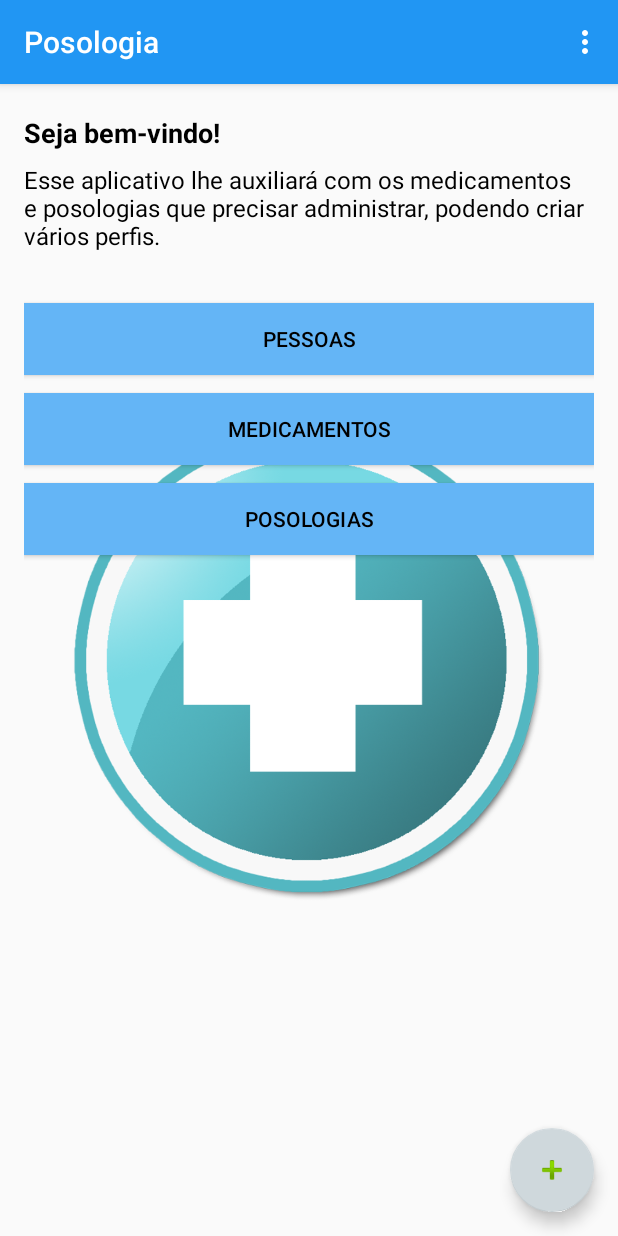
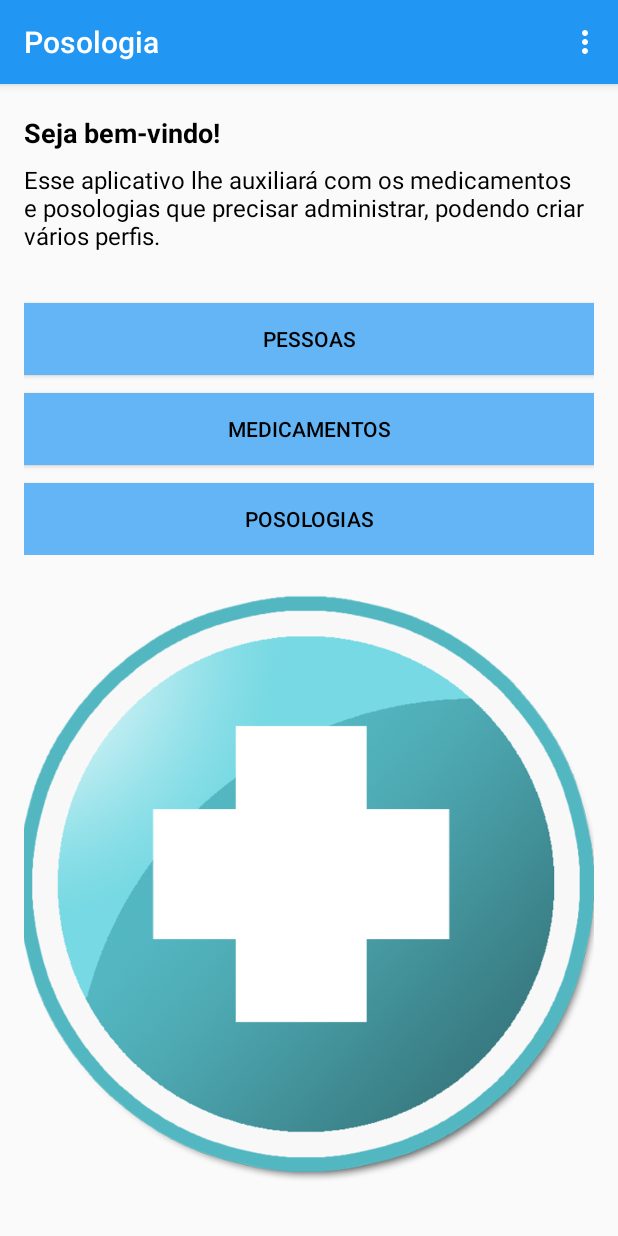
Before and after one commit to mauro-santos/Posologia, an Android app: the screen it shows after launch (MainActivity), on a phone screen of 412 x 824 dp. Run offline under Robolectric (Android 15) with nearby library versions, the phone set to English and light mode, and no system bars.

Commit message:
- Alterações com style e actibity_main mais enxuta.

```diff
--- a/app/src/main/AndroidManifest.xml
+++ b/app/src/main/AndroidManifest.xml
@@ -10,8 +10,7 @@
         android:theme="@style/AppTheme">
         <activity
             android:name=".MainActivity"
-            android:label="@string/app_name"
-            android:theme="@style/AppTheme.NoActionBar">
+            android:label="@string/app_name">
             <intent-filter>
                 <action android:name="android.intent.action.MAIN" />
 
--- a/app/src/main/java/br/com/maurosantos/android/posologia/MainActivity.java
+++ b/app/src/main/java/br/com/maurosantos/android/posologia/MainActivity.java
@@ -3,10 +3,7 @@ package br.com.maurosantos.android.posologia;
 import android.content.Intent;
 import android.database.SQLException;
 import android.os.Bundle;
-import android.support.design.widget.FloatingActionButton;
-import android.support.design.widget.Snackbar;
 import android.support.v7.app.AppCompatActivity;
-import android.support.v7.widget.Toolbar;
 import android.view.View;
 import android.view.Menu;
 import android.view.MenuItem;
@@ -31,18 +28,6 @@ public class MainActivity extends AppCompatActivity implements View.OnClickListe
         btnPessoa = (Button) findViewById(R.id.btnPessoa);
         btnMedicamento = (Button) findViewById(R.id.btnMedicamento);
         btnPosologia = (Button) findViewById(R.id.btnPosologia);
-
-        Toolbar toolbar = (Toolbar) findViewById(R.id.toolbar);
-        setSupportActionBar(toolbar);
-
-        FloatingActionButton fab = (FloatingActionButton) findViewById(R.id.btnMenu);
-        fab.setOnClickListener(new View.OnClickListener() {
-            @Override
-            public void onClick(View view) {
-                Snackbar.make(view, "Replace with your own action", Snackbar.LENGTH_LONG)
-                        .setAction("Action", null).show();
-            }
-        });
 
         btnPessoa.setOnClickListener(this);
         btnMedicamento.setOnClickListener(this);
--- a/app/src/main/res/layout/activity_main.xml
+++ b/app/src/main/res/layout/activity_main.xml
@@ -1,30 +1,47 @@
 <?xml version="1.0" encoding="utf-8"?>
-<android.support.design.widget.CoordinatorLayout xmlns:android="http://schemas.android.com/apk/res/android"
-    xmlns:app="http://schemas.android.com/apk/res-auto"
+<LinearLayout xmlns:android="http://schemas.android.com/apk/res/android"
     xmlns:tools="http://schemas.android.com/tools"
+    android:id="@+id/activity_main"
     android:layout_width="match_parent"
     android:layout_height="match_parent"
-    android:fitsSystemWindows="true"
+    android:orientation="vertical"
+    android:paddingBottom="@dimen/activity_vertical_margin"
+    android:paddingLeft="@dimen/activity_horizontal_margin"
+    android:paddingRight="@dimen/activity_horizontal_margin"
+    android:paddingTop="@dimen/activity_vertical_margin"
     tools:context="br.com.maurosantos.android.posologia.MainActivity">
 
-    <android.support.design.widget.AppBarLayout
-        android:layout_width="match_parent"
-        android:layout_height="wrap_content"
-        android:theme="@style/AppTheme.AppBarOverlay">
+    <TextView
+        android:id="@+id/homeHeader"
+        style="@style/HomeHeader" />
 
-        <android.support.v7.widget.Toolbar
-            android:id="@+id/toolbar"
-            android:layout_width="match_parent"
-            android:layout_height="?attr/actionBarSize"
-            android:background="?attr/colorPrimary"
-            app:popupTheme="@style/AppTheme.PopupOverlay" />
+    <TextView
+        android:id="@+id/homeBody"
+        style="@style/HomeBody" />
 
-    </android.support.design.widget.AppBarLayout>
+    <LinearLayout
+        android:id="@+id/homeLnlButtons"
+        style="@style/HomeLnlButtons">
 
-    <include layout="@layout/content_main" />
+        <Button
+            android:id="@+id/btnPessoa"
+            style="@style/BtnHome"
+            android:text="@string/btn_pessoas" />
 
-    <android.support.design.widget.FloatingActionButton
-        android:id="@+id/btnMenu"
-        style="@style/BtnMenu" />
+        <Button
+            android:id="@+id/btnMedicamento"
+            style="@style/BtnHome"
+            android:text="@string/btn_medicamentos" />
 
-</android.support.design.widget.CoordinatorLayout>
+        <Button
+            android:id="@+id/btnPosologia"
+            style="@style/BtnHome"
+            android:text="@string/btn_posologias" />
+
+    </LinearLayout>
+
+    <ImageView
+        android:id="@+id/homeImage"
+        style="@style/HomeImage" />
+
+</LinearLayout>
--- a/app/src/main/res/layout/content_main.xml
+++ /dev/null
@@ -1,48 +0,0 @@
-<?xml version="1.0" encoding="utf-8"?>
-
-<RelativeLayout xmlns:android="http://schemas.android.com/apk/res/android"
-    xmlns:app="http://schemas.android.com/apk/res-auto"
-    xmlns:tools="http://schemas.android.com/tools"
-    android:layout_width="match_parent"
-    android:layout_height="match_parent"
-    android:orientation="vertical"
-    android:paddingBottom="@dimen/activity_vertical_margin"
-    android:paddingLeft="@dimen/activity_horizontal_margin"
-    android:paddingRight="@dimen/activity_horizontal_margin"
-    android:paddingTop="@dimen/activity_vertical_margin"
-    app:layout_behavior="@string/appbar_scrolling_view_behavior"
-    tools:context="br.com.maurosantos.android.posologia.MainActivity"
-    tools:showIn="@layout/activity_main">
-
-    <ImageView
-        android:id="@+id/homeImage"
-        style="@style/HomeImage" />
-
-    <TextView
-        android:id="@+id/homeHeader"
-        style="@style/HomeHeader" />
-
-    <TextView
-        android:id="@+id/homeBody"
-        style="@style/HomeBody" />
-
-    <LinearLayout
-        android:id="@+id/homeButtons"
-        style="@style/HomeButtons">
-
-        <Button
-            android:id="@+id/btnPessoa"
-            style="@style/BtnHome"
-            android:text="@string/btn_pessoas" />
-
-        <Button
-            android:id="@+id/btnMedicamento"
-            style="@style/BtnHome"
-            android:text="@string/btn_medicamentos" />
-
-        <Button
-            android:id="@+id/btnPosologia"
-            style="@style/BtnHome"
-            android:text="@string/btn_posologias" />
-    </LinearLayout>
-</RelativeLayout>
--- a/app/src/main/res/menu/menu_main.xml
+++ b/app/src/main/res/menu/menu_main.xml
@@ -1,9 +1,9 @@
 <?xml version="1.0" encoding="utf-8"?>
-
 <menu xmlns:android="http://schemas.android.com/apk/res/android"
     xmlns:app="http://schemas.android.com/apk/res-auto"
     xmlns:tools="http://schemas.android.com/tools"
     tools:context="br.com.maurosantos.android.posologia.MainActivity">
+
     <item
         android:id="@+id/action_settings"
         android:orderInCategory="100"
@@ -15,4 +15,5 @@
         android:orderInCategory="100"
         android:title="@string/action_about"
         app:showAsAction="never" />
+
 </menu>
--- a/app/src/main/res/menu/menu_pessoa_new.xml
+++ b/app/src/main/res/menu/menu_pessoa_new.xml
@@ -1,5 +1,4 @@
 <?xml version="1.0" encoding="utf-8"?>
-
 <menu xmlns:android="http://schemas.android.com/apk/res/android"
     xmlns:app="http://schemas.android.com/apk/res-auto"
     xmlns:tools="http://schemas.android.com/tools"
@@ -17,4 +16,5 @@
         android:title="@string/lbl_excluir"
         android:visible="false"
         app:showAsAction="never" />
+
 </menu>
--- a/app/src/main/res/values/styles.xml
+++ b/app/src/main/res/values/styles.xml
@@ -1,5 +1,4 @@
 <resources>
-
     <!-- Base application theme. -->
     <style name="AppTheme" parent="Theme.AppCompat.Light.DarkActionBar">
         <!-- Customize your theme here. -->
@@ -13,30 +12,18 @@
         <item name="android:navigationBarColor">@color/colorPrimary</item>
     </style>
 
-    <style name="AppTheme.NoActionBar">
-        <item name="windowActionBar">false</item>
-        <item name="windowNoTitle">true</item>
-    </style>
-
-    <style name="AppTheme.AppBarOverlay" parent="ThemeOverlay.AppCompat.Dark.ActionBar" />
-
-    <style name="AppTheme.PopupOverlay" parent="ThemeOverlay.AppCompat.Light" />
-
     <!-- Style for HomeImage -->
     <style name="HomeImage">
         <item name="android:layout_width">match_parent</item>
         <item name="android:layout_height">match_parent</item>
-        <item name="android:layout_alignParentTop">true</item>
-        <item name="android:layout_alignParentLeft">true</item>
-        <item name="android:layout_alignParentStart">true</item>
         <item name="android:src">@drawable/medicamentos</item>
+        <item name="android:scaleType">centerCrop</item>
     </style>
 
     <!-- Style for HomeHeader -->
     <style name="HomeHeader">
         <item name="android:layout_width">match_parent</item>
         <item name="android:layout_height">wrap_content</item>
-        <item name="android:gravity">center_vertical</item>
         <item name="android:textSize">18sp</item>
         <item name="android:layout_marginBottom">8dp</item>
         <item name="android:layout_marginTop">4dp</item>
@@ -51,19 +38,16 @@
     <style name="HomeBody">
         <item name="android:layout_width">match_parent</item>
         <item name="android:layout_height">wrap_content</item>
-        <item name="android:gravity">center_vertical</item>
         <item name="android:textSize">16sp</item>
         <item name="android:layout_marginBottom">22dp</item>
         <item name="android:textColor">@android:color/black</item>
-        <item name="android:layout_below">@id/homeHeader</item>
         <item name="android:text">@string/home_body</item>
     </style>
 
-    <!-- Style for HomeButtons -->
-    <style name="HomeButtons">
-        <item name="android:layout_below">@id/homeBody</item>
+    <!-- Style for HomeLnlButtons -->
+    <style name="HomeLnlButtons">
         <item name="android:layout_width">match_parent</item>
-        <item name="android:layout_height">match_parent</item>
+        <item name="android:layout_height">wrap_content</item>
         <item name="android:orientation">vertical</item>
     </style>
 
@@ -80,9 +64,71 @@
     <style name="BtnMenu">
         <item name="android:layout_width">wrap_content</item>
         <item name="android:layout_height">wrap_content</item>
-        <item name="android:layout_gravity">bottom|end</item>
-        <item name="android:layout_margin">@dimen/btn_menu_margin</item>
         <item name="android:src">@android:drawable/ic_input_add</item>
     </style>
 
+    <!-- Style for LnlFiltro -->
+    <style name="LnlFiltro">
+        <item name="android:layout_width">match_parent</item>
+        <item name="android:layout_height">wrap_content</item>
+        <item name="android:orientation">horizontal</item>
+    </style>
+
+    <!-- Style for Input Filtro -->
+    <style name="EdtFiltro">
+        <item name="android:layout_width">wrap_content</item>
+        <item name="android:layout_height">wrap_content</item>
+        <item name="android:layout_weight">1</item>
+        <item name="android:ems">10</item>
+        <item name="android:hint">@string/hint_filtro</item>
+        <item name="android:inputType">textPersonName</item>
+    </style>
+
+    <!-- Style for ListView -->
+    <style name="LstView">
+        <item name="android:layout_width">match_parent</item>
+        <item name="android:layout_height">match_parent</item>
+        <item name="android:layout_marginTop">11dp</item>
+    </style>
+
+    <!-- Style for LnlCampoForm -->
+    <style name="LnlCampoForm">
+        <item name="android:layout_width">match_parent</item>
+        <item name="android:layout_height">wrap_content</item>
+        <item name="android:orientation">vertical</item>
+    </style>
+
+    <!-- Style for TxtForm -->
+    <style name="TxtForm">
+        <item name="android:layout_width">match_parent</item>
+        <item name="android:layout_height">wrap_content</item>
+    </style>
+
+    <!-- Style for EdtForm -->
+    <style name="EdtForm">
+        <item name="android:layout_width">match_parent</item>
+        <item name="android:layout_height">wrap_content</item>
+        <item name="android:inputType">textPersonName</item>
+    </style>
+
+    <!-- Style for LnlItemLista -->
+    <style name="LnlItemLista">
+        <item name="android:layout_width">match_parent</item>
+        <item name="android:layout_height">wrap_content</item>
+        <item name="android:layout_marginLeft">10dp</item>
+        <item name="android:orientation">vertical</item>
+        <item name="android:paddingTop">4dp</item>
+    </style>
+
+    <!-- Style for IconItemLista -->
+    <style name="IconItemLista">
+        <item name="android:layout_width">48dp</item>
+        <item name="android:layout_height">48dp</item>
+    </style>
+
+    <!-- Style for ItemLista -->
+    <style name="ItemLista">
+        <item name="android:layout_width">match_parent</item>
+        <item name="android:layout_height">wrap_content</item>
+    </style>
 </resources>
```
Also changed, not shown: app/src/main/res/layout/activity_pessoa.xml (+5 -15 lines), app/src/main/res/layout/activity_pessoa_new.xml (+3 -9 lines), app/src/main/res/layout/item_medicamento.xml (+6 -11 lines), app/src/main/res/layout/item_pessoa.xml (+6 -11 lines), app/src/main/ic_launcher-web.png, app/src/main/res/mipmap-hdpi/ic_launcher.png, app/src/main/res/mipmap-mdpi/ic_launcher.png, app/src/main/res/mipmap-xhdpi/ic_launcher.png, app/src/main/res/mipmap-xxhdpi/ic_launcher.png, app/src/main/res/mipmap-xxxhdpi/ic_launcher.png.
